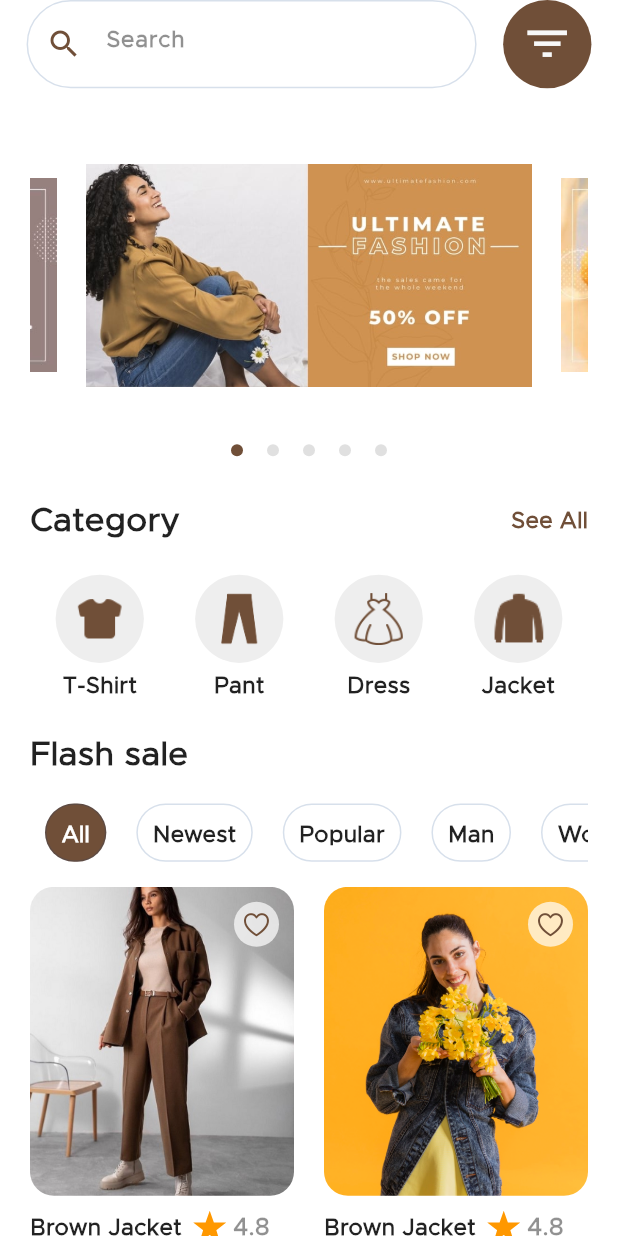
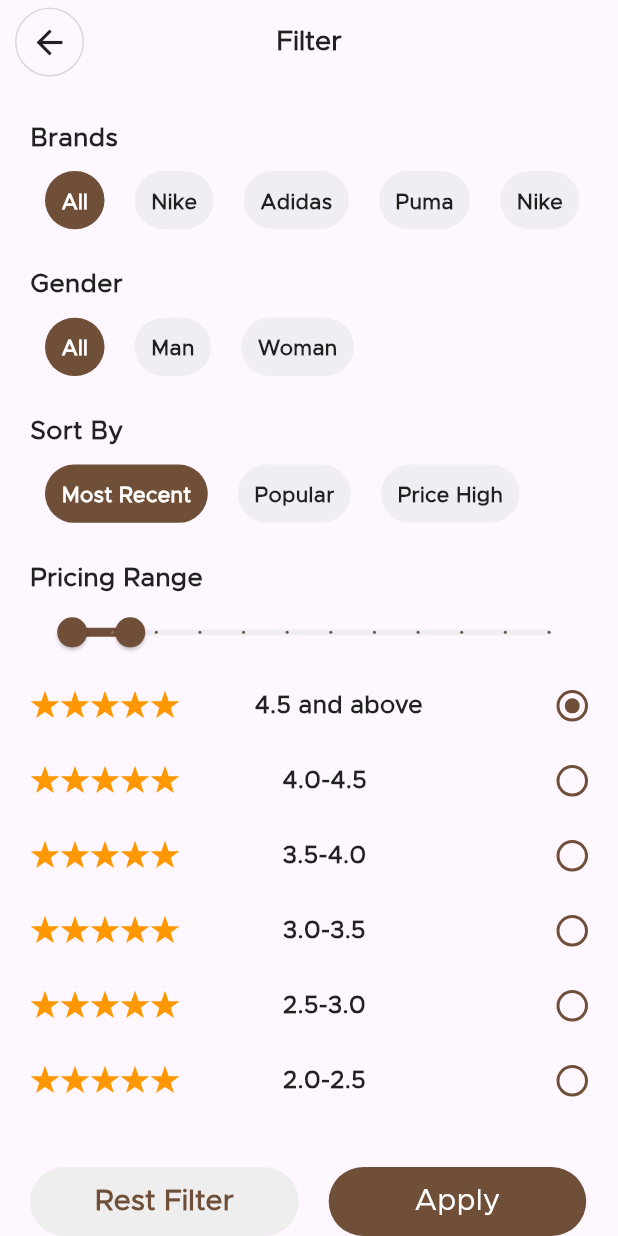
Before and after one commit to MrNIMA87/ClothingShop, a Flutter app: the screen it shows after launch, on a phone screen of 412 x 824 dp. Run offline on Flutter 3.47's test engine with Material 3 defaults, Android fonts, the phone set to English and light mode, and no system bars; drawn by our look-alikes of carousel_slider; our stand-ins replace expandable_text, flutter_spinkit, flutter_svg, get, get_storage, otp_text_field.

Commit message:
create filter screen

```diff
--- a/lib/main.dart
+++ b/lib/main.dart
@@ -1,9 +1,6 @@
-import 'package:clothing_shop/theme/colors/general_colors.dart';
-import 'package:clothing_shop/theme/themes.dart';
-import 'package:clothing_shop/view/screens/favorite_screen.dart';
-import 'package:clothing_shop/view/screens/home_screen.dart';
-import 'package:clothing_shop/view/screens/my_cart.dart';
-import 'package:clothing_shop/view/screens/single_product.dart';
+import 'theme/colors/general_colors.dart';
+import "package:clothing_shop/theme/themes.dart";
+import 'package:clothing_shop/view/screens/filter_screen.dart';
 import 'package:flutter/material.dart';
 import 'package:flutter/services.dart';
 import 'package:get/get.dart';
@@ -32,7 +29,7 @@ class MyApp extends StatelessWidget {
       locale: const Locale('en'),
       debugShowCheckedModeBanner: false,
       theme: AppThemes.themeData,
-      home: HomeScreen(),
+      home: FilterScreen(),
     );
   }
 }
--- a/lib/theme/colors/general_colors.dart
+++ b/lib/theme/colors/general_colors.dart
@@ -8,4 +8,6 @@ class GeneralColors {
   static const Color infoColor = Color.fromARGB(160, 0, 0, 0);
   static const Color hint = Color.fromARGB(110, 0, 0, 0);
   static const Color borderInput = Color.fromARGB(40, 0, 55, 128);
+  static Color onSelectedCategory =  Colors.blueGrey[100]!.withOpacity(0.3);
+
 }
--- a/lib/theme/textStyle/home_style.dart
+++ b/lib/theme/textStyle/home_style.dart
@@ -29,14 +29,14 @@ class HomeStyle {
   );
   static const TextStyle flashSaleCategoryTitleNotSelected = TextStyle(
     fontFamily: 'Avenir_Regular',
-    fontSize: 15,
-    fontWeight: FontWeight.w700,
+    fontSize: 14,
+    fontWeight: FontWeight.w600,
     color: Colors.black87,
   );
   static const TextStyle flashSaleCategoryTitleOntSelected = TextStyle(
     fontFamily: 'Avenir_Regular',
-    fontSize: 15,
-    fontWeight: FontWeight.w700,
+    fontSize: 14,
+    fontWeight: FontWeight.w600,
     color: Colors.white,
   );
   static const TextStyle seeAll = TextStyle(
--- a/lib/view/screens/favorite_screen.dart
+++ b/lib/view/screens/favorite_screen.dart
@@ -18,6 +18,13 @@ class FavoriteScreen extends StatelessWidget {
 
   RxInt selectFavoriteProduct = 0.obs;
   RxList favoriteProduct = ConstantLists.favoriteList;
+  RxList<String> titleCategory = [
+    'All',
+    'Newest',
+    'Popular',
+    'Man',
+    'Woman',
+  ].obs;
   @override
   Widget build(BuildContext context) {
     return SafeArea(
@@ -31,7 +38,7 @@ class FavoriteScreen extends StatelessWidget {
             padding: const EdgeInsets.all(Dimens.bodyMargin),
             child: Column(
               children: [
-                FlashSaleCategory(),
+                FlashSaleCategory(titleCategory: titleCategory),
                 Dimens.paddingBody.height,
                 SizedBox(
                   child: Obx(
--- /dev/null
+++ b/lib/view/screens/filter_screen.dart
@@ -0,0 +1,256 @@
+import 'package:clothing_shop/constant/dimens.dart';
+import 'package:clothing_shop/constant/extension.dart';
+import 'package:clothing_shop/theme/colors/general_colors.dart';
+import 'package:clothing_shop/theme/textStyle/home_style.dart';
+import 'package:clothing_shop/view/widgets/app_bar_single_page.dart';
+import 'package:clothing_shop/view/widgets/sgin/flash_sale_category.dart';
+import 'package:flutter/material.dart';
+import 'package:get/get.dart';
+
+import '../../theme/textStyle/general_style.dart';
+
+class FilterScreen extends StatefulWidget {
+  FilterScreen({super.key});
+
+  @override
+  State<FilterScreen> createState() => _FilterScreenState();
+}
+
+class _FilterScreenState extends State<FilterScreen> {
+  List<String> category = [
+    'All',
+    'Nike',
+    'Adidas',
+    'Puma',
+    'Nike',
+  ];
+
+  List<String> genderCategory = [
+    'All',
+    'Man',
+    'Woman',
+  ];
+
+  List<String> sortBy = [
+    'Most Recent',
+    'Popular',
+    'Price High',
+  ];
+  List<String> titleRace = [
+    '4.5 and above',
+    '4.0-4.5',
+    '3.5-4.0',
+    '3.0-3.5',
+    '2.5-3.0',
+    '2.0-2.5',
+    '1.5-2.0',
+    '1.0-1.5',
+    '0.5-1.0',
+  ];
+  RxDouble startPricingRange = 2.0.obs;
+  RxInt selectedIndexReview = 0.obs;
+  RxDouble endPricingRange = 20.0.obs;
+  @override
+  Widget build(BuildContext context) {
+    return SafeArea(
+      child: Scaffold(
+        appBar: PreferredSize(
+          preferredSize: const Size.fromHeight(60),
+          child: AppBarSinglePage(title: 'Filter'),
+        ),
+        body: Padding(
+          padding: const EdgeInsets.all(Dimens.bodyMargin),
+          child: Column(
+            children: [
+              Align(
+                  alignment: Alignment.centerLeft,
+                  child: Text(
+                    'Brands',
+                    style: HomeStyle.categoryTitle.copyWith(fontSize: 17),
+                  )),
+              FlashSaleCategory(titleCategory: category.obs),
+              15.0.height,
+              Align(
+                  alignment: Alignment.centerLeft,
+                  child: Text(
+                    'Gender',
+                    style: HomeStyle.categoryTitle.copyWith(fontSize: 17),
+                  )),
+              FlashSaleCategory(titleCategory: genderCategory.obs),
+              15.0.height,
+              Align(
+                  alignment: Alignment.centerLeft,
+                  child: Text(
+                    'Sort By',
+                    style: HomeStyle.categoryTitle.copyWith(fontSize: 17),
+                  )),
+              FlashSaleCategory(titleCategory: sortBy.obs),
+              15.0.height,
+              //Pricing Range
+              Align(
+                  alignment: Alignment.centerLeft,
+                  child: Text(
+                    'Pricing Range',
+                    style: HomeStyle.categoryTitle.copyWith(fontSize: 17),
+                  )),
+              Obx(
+                () => RangeSlider(
+                  values: RangeValues(
+                      startPricingRange.value, endPricingRange.value),
+                  labels: RangeLabels(
+                    startPricingRange.value.round().toString(),
+                    endPricingRange.value.round().toString(),
+                  ),
+                  onChanged: (value) {
+                    startPricingRange.value = value.start;
+                    endPricingRange.value = value.end;
+                  },
+                  activeColor: GeneralColors.primaryColor,
+                  inactiveColor: GeneralColors.onSelectedCategory,
+                  divisions: 11,
+                  min: 1,
+                  max: 150,
+                ),
+              ),
+              //Reviews
+              Expanded(
+                child: ListView.builder(
+                  itemCount: titleRace.length,
+                  itemBuilder: (context, index) {
+                    return Row(
+                      mainAxisAlignment: MainAxisAlignment.spaceBetween,
+                      children: [
+                        SizedBox(
+                          width: 115,
+                          height: 50,
+                          child: ListView.builder(
+                            itemCount: 5,
+                            scrollDirection: Axis.horizontal,
+                            itemBuilder: (context, index) {
+                              return Container(
+                                margin: const EdgeInsets.all(5),
+                                decoration: const ShapeDecoration(
+                                  shape: StarBorder(
+                                    side: BorderSide(
+                                      color: Colors.orange,
+                                      width: 5,
+                                    ),
+                                  ),
+                                ),
+                              );
+                            },
+                          ),
+                        ),
+                        //
+                        Text(
+                          titleRace[index],
+                          style: HomeStyle.titleProduct.copyWith(
+                            fontSize: 16,
+                          ),
+                        ),
+                        20.0.width,
+                        InkWell(
+                          onTap: () => selectedIndexReview.value = index,
+                          child: Obx(
+                            () => Container(
+                              width: 21,
+                              height: 21,
+                              decoration: BoxDecoration(
+                                border: Border.all(
+                                  color: GeneralColors.primaryColor,
+                                  width: 2,
+                                ),
+                                shape: BoxShape.circle,
+                              ),
+                              child: Visibility(
+                                  visible: selectedIndexReview.value == index
+                                      ? true
+                                      : false,
+                                  child: Center(
+                                    child: Container(
+                                      width: 10,
+                                      decoration: const BoxDecoration(
+                                        shape: BoxShape.circle,
+                                        color: GeneralColors.primaryColor,
+                                      ),
+                                    ),
+                                  )),
+                            ),
+                          ),
+                        ),
+                      ],
+                    );
+                  },
+                ),
+              )
+            ],
+          ),
+        ),
+        bottomNavigationBar: SizedBox(
+          width: Get.width,
+          height: 46,
+          child: Row(
+            children: [
+              //button for Rest Filter
+              Container(
+                margin: const EdgeInsets.only(left: Dimens.paddingBody),
+                width: Get.width / 2.3,
+                decoration: BoxDecoration(
+                  color: Colors.grey[200],
+                  borderRadius: const BorderRadius.all(
+                    Radius.circular(32),
+                  ),
+                ),
+                child: ElevatedButton(
+                  onPressed: () {
+                    startPricingRange.value = 2.0.toDouble();
+                    endPricingRange.value = 20.0.toDouble();
+                    selectedIndexReview.value = 0;
+                  },
+                  style: const ButtonStyle(
+                    backgroundColor:
+                        MaterialStatePropertyAll(Colors.transparent),
+                    elevation: MaterialStatePropertyAll(0.0),
+                  ),
+                  child: Text(
+                    'Rest Filter',
+                    style: GeneralTextStyle.textButton.copyWith(
+                        color: GeneralColors.primaryColor,
+                        fontWeight: FontWeight.w600,
+                        fontSize: 19),
+                  ),
+                ),
+              ),
+              //button for apply filter and navigate to Home Screen
+              Container(
+                margin: const EdgeInsets.only(left: Dimens.paddingBody),
+                width: Get.width / 2.4,
+                decoration: const BoxDecoration(
+                  color: GeneralColors.primaryColor,
+                  borderRadius: BorderRadius.all(
+                    Radius.circular(32),
+                  ),
+                ),
+                child: ElevatedButton(
+                  onPressed: () {
+                    Get.back();
+                  },
+                  style: const ButtonStyle(
+                    backgroundColor:
+                        MaterialStatePropertyAll(Colors.transparent),
+                    elevation: MaterialStatePropertyAll(0.0),
+                  ),
+                  child: Text(
+                    'Apply',
+                    style: GeneralTextStyle.textButton
+                        .copyWith(fontWeight: FontWeight.w500, fontSize: 20),
+                  ),
+                ),
+              ),
+            ],
+          ),
+        ),
+      ),
+    );
+  }
+}
--- a/lib/view/screens/home_screen.dart
+++ b/lib/view/screens/home_screen.dart
@@ -5,10 +5,10 @@ import 'package:clothing_shop/gen/assets.gen.dart';
 import 'package:clothing_shop/theme/colors/general_colors.dart';
 import 'package:clothing_shop/theme/textStyle/general_style.dart';
 import 'package:clothing_shop/theme/textStyle/home_style.dart';
+import 'package:clothing_shop/view/screens/filter_screen.dart';
 import 'package:clothing_shop/view/widgets/category.dart';
 import 'package:clothing_shop/view/widgets/sgin/flash_sale_category.dart';
 import 'package:clothing_shop/view/widgets/slider.dart';
-import 'package:flutter/cupertino.dart';
 import 'package:flutter/material.dart';
 import 'package:get/get.dart';
 
@@ -25,9 +25,14 @@ class HomeScreen extends StatelessWidget {
     'Man',
     'Woman',
   ];
-
+  RxList<String> titleCategory = [
+    'All',
+    'Newest',
+    'Popular',
+    'Man',
+    'Woman',
+  ].obs;
   RxInt selectedFlashSaleCateGor = 0.obs;
-
 
   @override
   Widget build(BuildContext context) {
@@ -95,7 +100,7 @@ class HomeScreen extends StatelessWidget {
                     ),
                   ),
                   (Dimens.bodyMargin / 3).height,
-                  FlashSaleCategory(),
+                  FlashSaleCategory(titleCategory: titleCategory),
                   (Dimens.bodyMargin / 3).height,
                   //Items Flash Sale
                   Items(),
@@ -126,8 +131,9 @@ class HomeScreen extends StatelessWidget {
               color: Colors.transparent,
               borderRadius: const BorderRadius.all(Radius.circular(32)),
             ),
-            child: const Center(
-              child: SizedBox(
+            child: InkWell(
+              onTap: () {},
+              child: const SizedBox(
                 // width: Get.width / 1.4,
                 child: TextField(
                   autocorrect: true,
@@ -143,8 +149,13 @@ class HomeScreen extends StatelessWidget {
               ),
             ),
           ),
+
           //Filter
-          Container(
+          InkWell(
+            onTap: () {
+              Get.to( FilterScreen());
+            },
+            child: Container(
               width: Get.width / 7,
               height: Get.height / 14,
               decoration: BoxDecoration(
@@ -155,6 +166,7 @@ class HomeScreen extends StatelessWidget {
                 child: Icon(Icons.filter_list),
               ),
             ),
+          ),
         ],
       ),
     );
--- a/lib/view/widgets/product_item.dart
+++ b/lib/view/widgets/product_item.dart
@@ -38,11 +38,15 @@ class Items extends StatelessWidget {
               selectProduct.value = index;
 
               print(selectProduct);
-              Get.to(() => SingleProduct(
-                    selectedProductIndex: selectProduct,
-                  ),
-                  duration: Duration(seconds: 1)
-                  );
+              Get.to(
+                () => SingleProduct(
+                  selectedProductIndex: selectProduct,
+                ),
+                duration: const Duration(seconds: 1),
+                fullscreenDialog: true,
+                opaque: true,
+                preventDuplicates: true,
+              );
             },
             child: SizedBox(
               child: Column(
--- a/lib/view/widgets/sgin/flash_sale_category.dart
+++ b/lib/view/widgets/sgin/flash_sale_category.dart
@@ -4,15 +4,9 @@ import 'package:flutter/material.dart';
 import 'package:get/get.dart';
 
 class FlashSaleCategory extends StatelessWidget {
-  FlashSaleCategory({super.key});
+  FlashSaleCategory({super.key, required this.titleCategory});
 
-  List<String> titleCategory = [
-    'All',
-    'Newest',
-    'Popular',
-    'Man',
-    'Woman',
-  ];
+  RxList titleCategory = [].obs;
   RxInt selectedIndex = 0.obs;
   @override
   Widget build(BuildContext context) {
@@ -31,15 +25,13 @@ class FlashSaleCategory extends StatelessWidget {
             child: Obx(
               () => Container(
                 margin: const EdgeInsets.all(10),
-                padding: const EdgeInsets.all(10),
+                padding: const EdgeInsets.all(11),
                 decoration: BoxDecoration(
-                    borderRadius: const BorderRadius.all(Radius.circular(32)),
+                    borderRadius:  const BorderRadius.all(Radius.circular(32)),
                     color: selectedIndex == index
                         ? GeneralColors.primaryColor
-                        : GeneralColors.bgColor,
-                    border: Border.all(
-                      color: GeneralColors.borderInput,
-                    )),
+                        : GeneralColors.onSelectedCategory,
+                ),
                 child: Center(
                   child: Text(
                     titleCategory[index],
```
Lines whose indentation alone changed are shown as unchanged.
